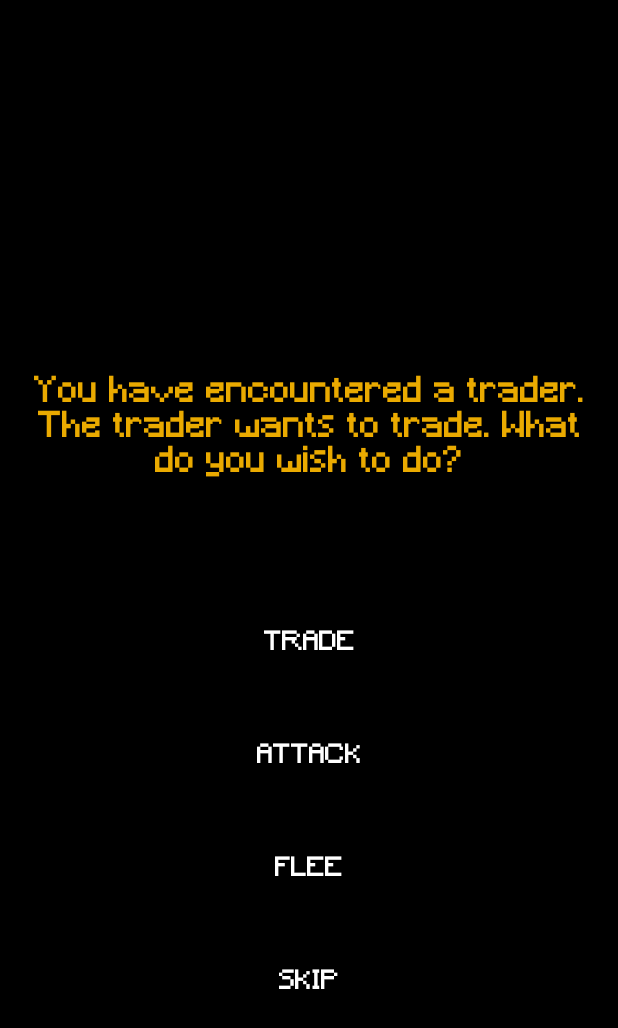
After one commit to 200poundsofo2/GTrader, an Android app: the EncounterTraderActivity screen opened directly, with no data from a screen before it, on a phone screen of 412 x 824 dp. The commit adds this screen. Shown: the top 1028 px of the screen. Run offline under Robolectric (Android 15) with nearby library versions, the phone set to English and light mode, and no system bars.

```diff
--- a/app/src/main/AndroidManifest.xml
+++ b/app/src/main/AndroidManifest.xml
@@ -54,7 +54,7 @@
             android:label="@string/app_name" />
 
         <activity
-            android:name=".views.EncountPoliceActivity"
+            android:name=".views.EncounterPoliceActivity"
             android:label="@string/app_name" />
 
         <activity
@@ -65,6 +65,10 @@
             android:name=".views.GameOverActivity"
             android:label="@string/app_name" />
 
+        <activity
+            android:name=".views.EncounterTraderActivity"
+            android:label="@string/app_name" />
+
         <meta-data
             android:name="com.google.android.geo.API_KEY"
             android:value="AIzaSyD-Wc2Pefl-7H-N_GPX3OCtteqTfGqodaE" />
--- /dev/null
+++ b/app/src/main/java/com/example/gtraderprototype/views/EncounterTraderActivity.java
@@ -0,0 +1,33 @@
+package com.example.gtraderprototype.views;
+
+import android.os.Bundle;
+import android.view.View;
+import android.widget.Button;
+
+import androidx.appcompat.app.AppCompatActivity;
+
+import com.example.gtraderprototype.R;
+
+public class EncounterTraderActivity extends AppCompatActivity {
+    private Button trade;
+    private Button attack;
+    private Button flee;
+    private Button skip;
+
+    @Override
+    public void onCreate(Bundle savedInstanceState) {
+        super.onCreate(savedInstanceState);
+        setContentView(R.layout.encounter_trader_trade);
+        trade=findViewById(R.id.button_trade);
+        attack=findViewById(R.id.button_attack);
+        flee=findViewById(R.id.button_flee);
+        skip=findViewById(R.id.button_skip);
+
+        skip.setOnClickListener(new View.OnClickListener() {
+            @Override
+            public void onClick(View v) {
+                finish();
+            }
+        });
+    }
+}
--- a/app/src/main/java/com/example/gtraderprototype/views/GameOverActivity.java
+++ b/app/src/main/java/com/example/gtraderprototype/views/GameOverActivity.java
@@ -4,19 +4,25 @@ import android.content.Intent;
 import android.os.Bundle;
 import android.view.View;
 import android.widget.Button;
+import android.widget.TextView;
 
 import androidx.appcompat.app.AppCompatActivity;
 
 import com.example.gtraderprototype.R;
+import com.example.gtraderprototype.entity.Player;
 
 public class GameOverActivity extends AppCompatActivity {
     private Button restart;
     private Button quit;
+    private TextView gameover;
+//    String reason = getIntent().getStringExtra("reason");
 
     @Override
     public void onCreate(Bundle savedInstanceState) {
         super.onCreate(savedInstanceState);
         setContentView(R.layout.activity_gameover);
+        gameover=findViewById(R.id.gameover);
+       // gameover.setText(reason+"\n"+"Game Over :(");
         restart=findViewById(R.id.restart);
         restart.setOnClickListener(new View.OnClickListener() {
             @Override
--- a/app/src/main/res/layout/encounter_trader_trade.xml
+++ b/app/src/main/res/layout/encounter_trader_trade.xml
@@ -73,7 +73,6 @@
         android:layout_marginTop="1dp"
         android:layout_marginEnd="129dp"
         android:layout_marginBottom="1dp"
-        android:onClick="loadSavedGamesPage"
         android:text="Flee"
         android:textSize="17sp"
         app:backgroundTint="#00000000"
```
Also changed, not shown: app/src/main/java/com/example/gtraderprototype/views/EncounterPirateActivity.java (+21 -22 lines), app/src/main/java/com/example/gtraderprototype/views/EncounterPoliceActivity.java (renamed from app/src/main/java/com/example/gtraderprototype/views/EncountPoliceActivity.java, +13 -3 lines), app/src/main/java/com/example/gtraderprototype/views/fragment_map.java (+7 -9 lines).
